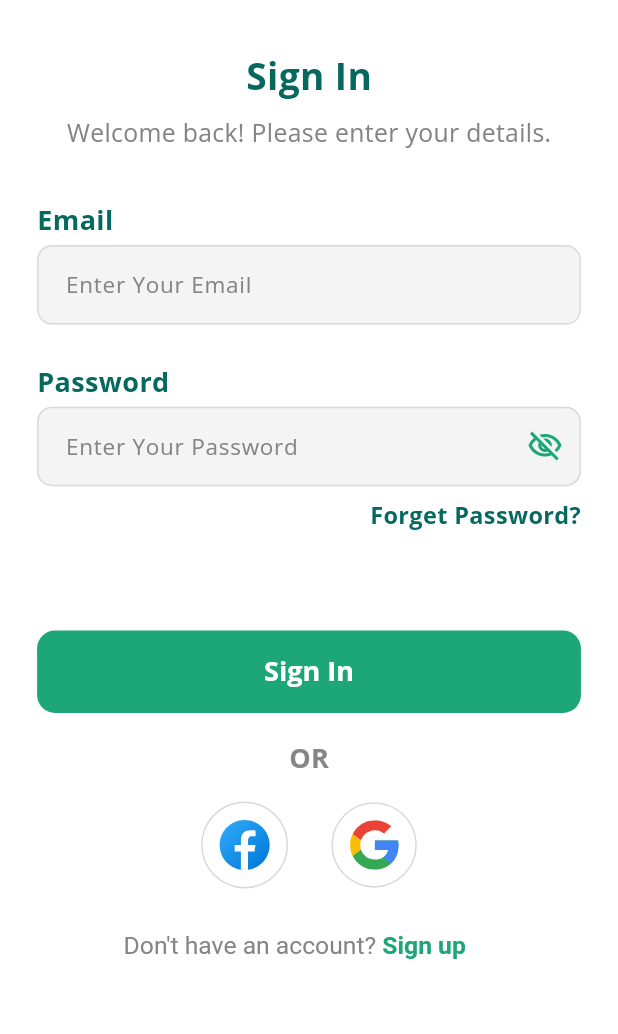
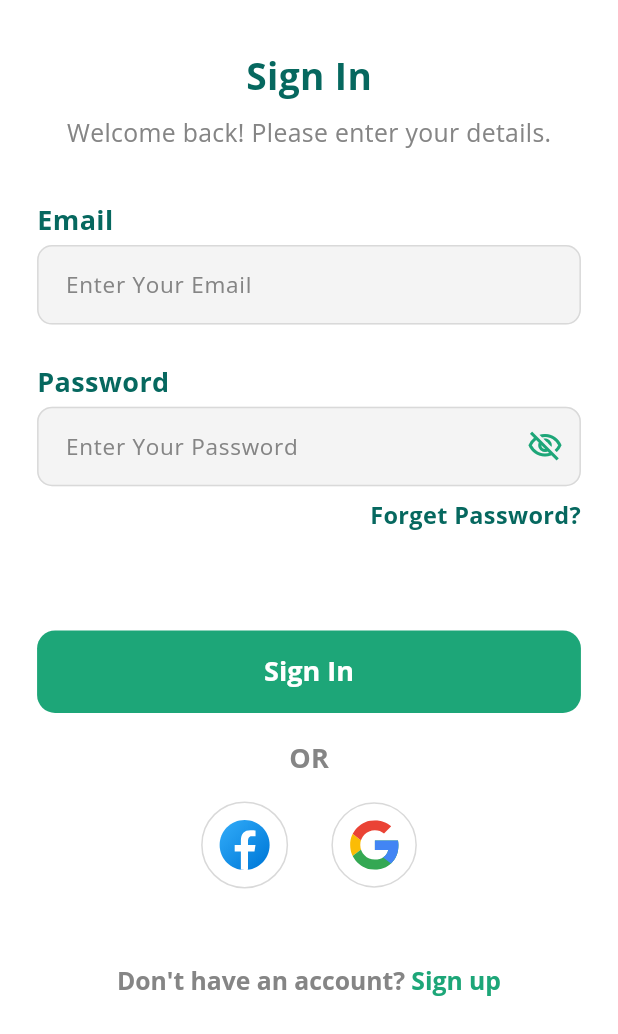
Before and after one commit to abhixen07/HappyMindApp, a Flutter app: the screen it shows after launch, after a tap on "Get Started", on a phone screen of 412 x 824 dp, the part 202-1236 px from its top. Run offline on Flutter 3.47's test engine with Material 3 defaults, Android fonts, the phone set to English and light mode, and no system bars; our stand-ins replace flutter_svg, get, go_router.

Commit message:
Login Modified🔥

```diff
--- a/lib/views/auth/login_view.dart
+++ b/lib/views/auth/login_view.dart
@@ -155,32 +155,25 @@ class _LoginPageState extends State<LoginPage> {
                           child: SvgPicture.asset('assets/svg/google_svg.svg',height: 33,),),
                       ],
                     ),
+                    SizedBox(height: screenHeight * 0.06),
 
-                  ],
-                ),
-              ],
-            ),
-          bottomNavigationBar: Padding(
-            padding: EdgeInsets.only(
-              left: screenWidth * 0.2,
-              right: screenWidth * 0.2,
-              top: screenHeight * 0.01,
-              bottom: screenHeight * 0.06,
-            ),
-            child: RichText(
+                    RichText(
                       text: TextSpan(
                         text: "Don't have an account? ",
                         style: TextStyle(
                           color: customGreyColor,
                           fontSize: screenWidth * 0.04,
+                          fontWeight: FontWeight.w700,
+                          fontFamily: 'OpenSans',
                         ),
                         children: [
                           TextSpan(
                             text: 'Sign up',
                             style: TextStyle(
                               color: lightGreenColor,
-                      fontWeight: FontWeight.w600,
                               fontSize: screenWidth * 0.04,
+                              fontWeight: FontWeight.w700,
+                              fontFamily: 'OpenSans',
                             ),
 
                             recognizer: TapGestureRecognizer()
@@ -190,7 +183,11 @@ class _LoginPageState extends State<LoginPage> {
                           ),
                         ],
                       ),
+                    )
+
+                  ],
                 ),
+              ],
             ),
         );
   }
```
Lines whose indentation alone changed are shown as unchanged.
